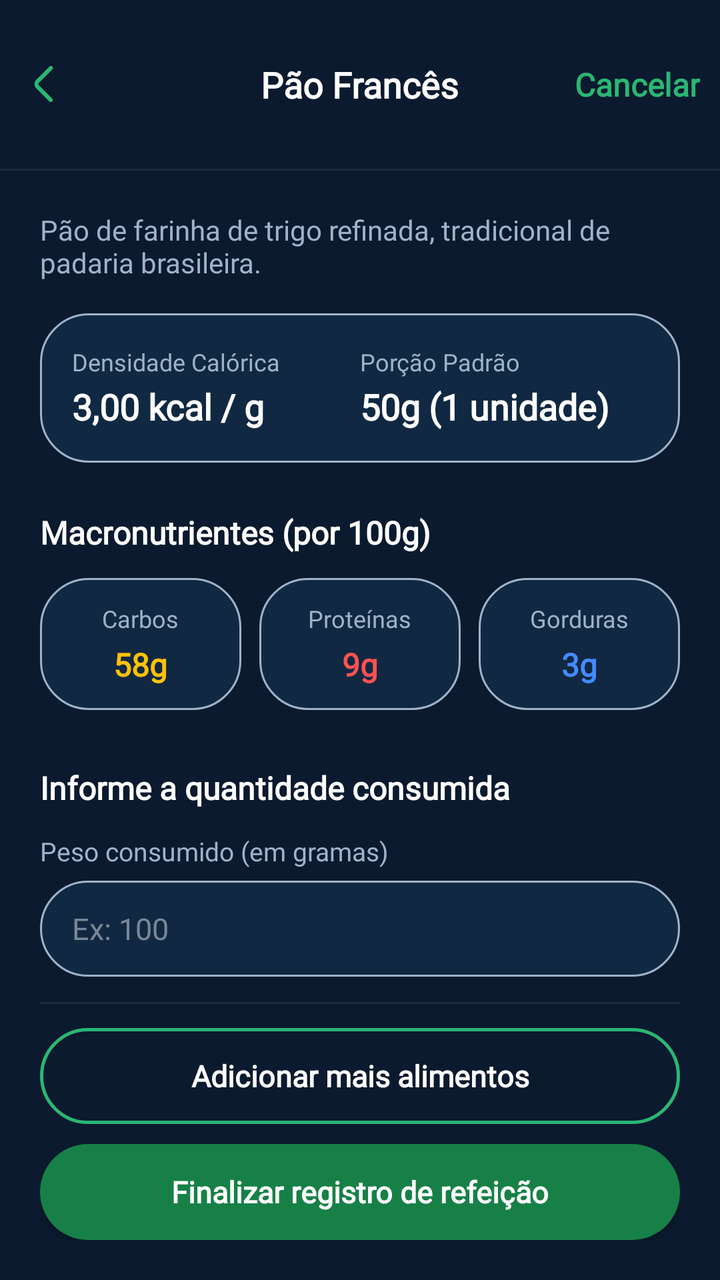
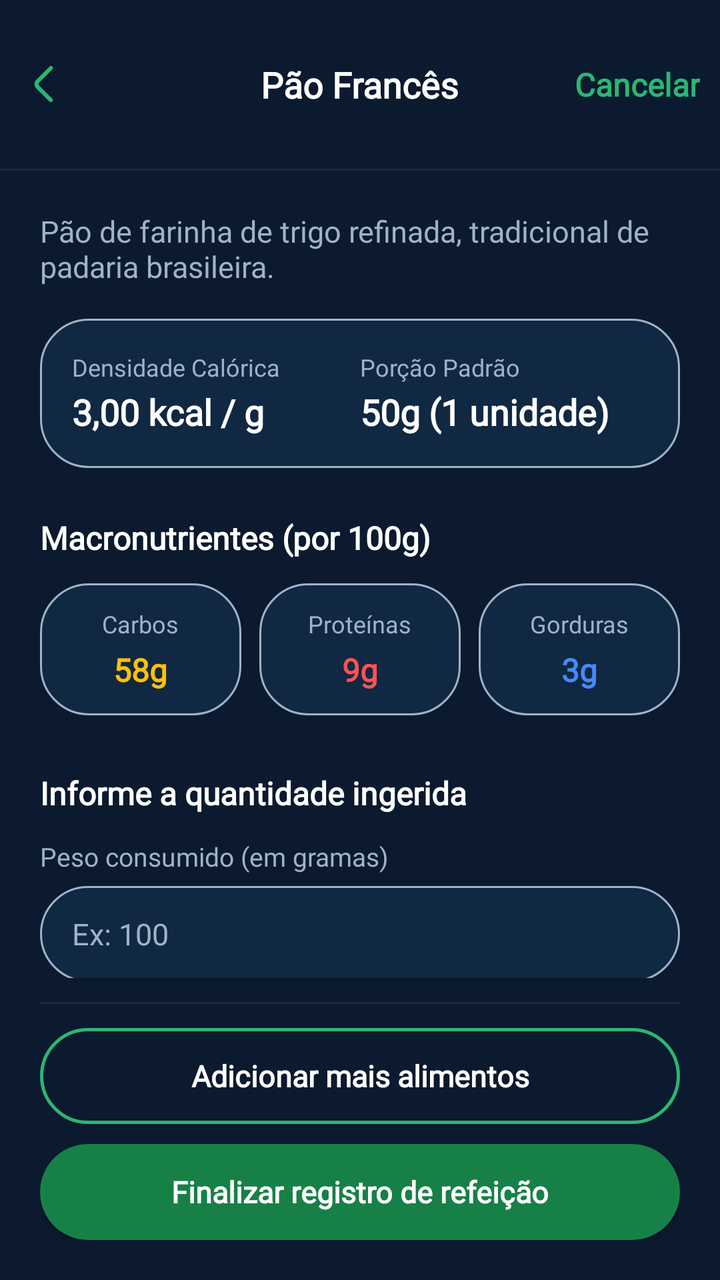

Compare the two renders of this Android layout. The source of the first and the diff that turns it into the second are given below.
<!-- AndroidManifest.xml: application theme Theme.VITA -->
<!-- res/layout/fragment_add.xml -->
<?xml version="1.0" encoding="utf-8"?>
<RelativeLayout xmlns:android="http://schemas.android.com/apk/res/android"
    xmlns:app="http://schemas.android.com/apk/res-auto"
    xmlns:tools="http://schemas.android.com/tools"
    android:layout_width="match_parent"
    android:layout_height="match_parent"
    android:background="@color/blue3">

    
    <RelativeLayout
        android:id="@+id/headerFixed"
        android:layout_width="match_parent"
        android:layout_height="wrap_content"
        android:layout_alignParentTop="true">

        <ImageView
            android:id="@+id/btnVoltar"
            android:layout_width="24dp"
            android:layout_height="24dp"
            android:layout_marginStart="10dp"
            android:layout_alignParentStart="true"
            android:layout_centerVertical="true"
            android:contentDescription="Voltar"
            android:src="@drawable/arrowprev"
            app:tint="@color/green2" />

        <TextView
            android:id="@+id/tvTituloAlimento"
            android:layout_width="wrap_content"
            android:layout_height="wrap_content"
            android:layout_centerInParent="true"
            android:fontFamily="@font/inter24_semibold"
            android:text="Pão Francês"
            android:textColor="@color/white"
            android:layout_marginTop="60dp"
            android:textSize="18sp"
            android:textStyle="bold" />

        <TextView
            android:id="@+id/btnCancelar"
            android:layout_width="wrap_content"
            android:layout_height="wrap_content"
            android:layout_alignParentEnd="true"
            android:layout_centerVertical="true"
            android:fontFamily="@font/inter24_medium"
            android:layout_marginEnd="10dp"
            android:text="Cancelar"
            android:textColor="@color/green2"
            android:textSize="16sp"
            android:textStyle="bold" />

    </RelativeLayout>

    <View
        android:id="@+id/dividerHeader"
        android:layout_width="match_parent"
        android:layout_height="1dp"
        android:layout_below="@id/headerFixed"
        android:background="#1E293B" />

    
    <androidx.core.widget.NestedScrollView
        android:layout_width="match_parent"
        android:layout_height="match_parent"
        android:layout_above="@id/footerButtons"
        android:layout_below="@id/dividerHeader"
        android:fillViewport="true">

        <LinearLayout
            android:layout_width="match_parent"
            android:layout_height="wrap_content"
            android:orientation="vertical"
            android:paddingHorizontal="20dp"
            android:paddingTop="20dp"
            android:paddingBottom="24dp">

            
            <TextView
                android:id="@+id/tvDescricaoCurta"
                android:layout_width="match_parent"
                android:layout_height="wrap_content"
                android:fontFamily="@font/inter24_regular"
                android:text="Pão de farinha de trigo refinada, tradicional de padaria brasileira."
                android:textColor="@color/grey2"
                android:textSize="14sp" />

            
            <LinearLayout
                android:layout_width="match_parent"
                android:layout_height="wrap_content"
                android:layout_marginTop="16dp"
                android:background="@drawable/bg_search_input"
                android:orientation="horizontal"
                android:padding="16dp">

                <LinearLayout
                    android:layout_width="0dp"
                    android:layout_height="wrap_content"
                    android:layout_weight="1"
                    android:orientation="vertical">

                    <TextView
                        android:layout_width="wrap_content"
                        android:layout_height="wrap_content"
                        android:fontFamily="@font/inter24_regular"
                        android:text="Densidade Calórica"
                        android:textColor="@color/grey2"
                        android:textSize="12sp" />

                    <TextView
                        android:id="@+id/tvCaloriasPorGrama"
                        android:layout_width="wrap_content"
                        android:layout_height="wrap_content"
                        android:layout_marginTop="2dp"
                        android:fontFamily="@font/inter24_bold"
                        android:text="3,00 kcal / g"
                        android:textColor="#FFFFFF"
                        android:textSize="18sp"
                        android:textStyle="bold" />
                </LinearLayout>

                <LinearLayout
                    android:layout_width="0dp"
                    android:layout_height="wrap_content"
                    android:layout_weight="1"
                    android:orientation="vertical">

                    <TextView
                        android:layout_width="wrap_content"
                        android:layout_height="wrap_content"
                        android:fontFamily="@font/inter24_regular"
                        android:text="Porção Padrão"
                        android:textColor="@color/grey2"
                        android:textSize="12sp" />

                    <TextView
                        android:id="@+id/tvPorcaoPadrao"
                        android:layout_width="wrap_content"
                        android:layout_height="wrap_content"
                        android:layout_marginTop="2dp"
                        android:fontFamily="@font/inter24_bold"
                        android:text="50g (1 unidade)"
                        android:textColor="#FFFFFF"
                        android:textSize="18sp"
                        android:textStyle="bold" />
                </LinearLayout>
            </LinearLayout>

            
            <TextView
                android:layout_width="wrap_content"
                android:layout_height="wrap_content"
                android:layout_marginTop="24dp"
                android:fontFamily="@font/inter24_semibold"
                android:text="Macronutrientes (por 100g)"
                android:textColor="#FFFFFF"
                android:textSize="16sp"
                android:textStyle="bold" />

            <LinearLayout
                android:layout_width="match_parent"
                android:layout_height="wrap_content"
                android:layout_marginTop="12dp"
                android:orientation="horizontal"
                android:weightSum="3">

                
                <LinearLayout
                    android:layout_width="0dp"
                    android:layout_height="wrap_content"
                    android:layout_marginEnd="6dp"
                    android:layout_weight="1"
                    android:background="@drawable/bg_search_input"
                    android:gravity="center"
                    android:orientation="vertical"
                    android:padding="12dp">

                    <TextView
                        android:layout_width="wrap_content"
                        android:layout_height="wrap_content"
                        android:fontFamily="@font/inter24_regular"
                        android:text="Carbos"
                        android:textColor="@color/grey2"
                        android:textSize="12sp" />

                    <TextView
                        android:id="@+id/tvCarboidratos"
                        android:layout_width="wrap_content"
                        android:layout_height="wrap_content"
                        android:layout_marginTop="4dp"
                        android:fontFamily="@font/inter24_bold"
                        android:text="58g"
                        android:textColor="#FFC107"
                        android:textSize="16sp"
                        android:textStyle="bold" />
                </LinearLayout>

                
                <LinearLayout
                    android:layout_width="0dp"
                    android:layout_height="wrap_content"
                    android:layout_marginHorizontal="3dp"
                    android:layout_weight="1"
                    android:background="@drawable/bg_search_input"
                    android:gravity="center"
                    android:orientation="vertical"
                    android:padding="12dp">

                    <TextView
                        android:layout_width="wrap_content"
                        android:layout_height="wrap_content"
                        android:fontFamily="@font/inter24_regular"
                        android:text="Proteínas"
                        android:textColor="@color/grey2"
                        android:textSize="12sp" />

                    <TextView
                        android:id="@+id/tvProteinas"
                        android:layout_width="wrap_content"
                        android:layout_height="wrap_content"
                        android:layout_marginTop="4dp"
                        android:fontFamily="@font/inter24_bold"
                        android:text="9g"
                        android:textColor="#FF5252"
                        android:textSize="16sp"
                        android:textStyle="bold" />
                </LinearLayout>

                
                <LinearLayout
                    android:layout_width="0dp"
                    android:layout_height="wrap_content"
                    android:layout_marginStart="6dp"
                    android:layout_weight="1"
                    android:background="@drawable/bg_search_input"
                    android:gravity="center"
                    android:orientation="vertical"
                    android:padding="12dp">

                    <TextView
                        android:layout_width="wrap_content"
                        android:layout_height="wrap_content"
                        android:fontFamily="@font/inter24_regular"
                        android:text="Gorduras"
                        android:textColor="@color/grey2"
                        android:textSize="12sp" />

                    <TextView
                        android:id="@+id/tvGorduras"
                        android:layout_width="wrap_content"
                        android:layout_height="wrap_content"
                        android:layout_marginTop="4dp"
                        android:fontFamily="@font/inter24_bold"
                        android:text="3g"
                        android:textColor="#448AFF"
                        android:textSize="16sp"
                        android:textStyle="bold" />
                </LinearLayout>
            </LinearLayout>

            
            <TextView
                android:layout_width="wrap_content"
                android:layout_height="wrap_content"
                android:layout_marginTop="28dp"
                android:fontFamily="@font/inter24_semibold"
                android:text="Informe a quantidade consumida"
                android:textColor="#FFFFFF"
                android:textSize="16sp"
                android:textStyle="bold" />

            
            <LinearLayout
                android:layout_width="match_parent"
                android:layout_height="wrap_content"
                android:layout_marginTop="12dp"
                android:orientation="vertical">

                <TextView
                    android:layout_width="wrap_content"
                    android:layout_height="wrap_content"
                    android:fontFamily="@font/inter24_regular"
                    android:text="Peso consumido (em gramas)"
                    android:textColor="@color/grey2"
                    android:textSize="13sp" />

                <LinearLayout
                    android:layout_width="match_parent"
                    android:layout_height="48dp"
                    android:layout_marginTop="6dp"
                    android:background="@drawable/bg_search_input"
                    android:gravity="center_vertical"
                    android:paddingHorizontal="16dp">

                    <EditText
                        android:id="@+id/etGramas"
                        android:layout_width="match_parent"
                        android:layout_height="match_parent"
                        android:background="@null"
                        android:fontFamily="@font/inter24_regular"
                        android:hint="Ex: 100"
                        android:inputType="numberDecimal"
                        android:textColor="#FFFFFF"
                        android:textColorHint="@color/grey"
                        android:textSize="15sp" />
                </LinearLayout>
            </LinearLayout>

            
            <LinearLayout
                android:layout_width="match_parent"
                android:layout_height="wrap_content"
                android:layout_marginTop="16dp"
                android:orientation="vertical">

                <TextView
                    android:layout_width="wrap_content"
                    android:layout_height="wrap_content"
                    android:fontFamily="@font/inter24_regular"
                    android:text="Ou informe em Unidades / Porções"
                    android:textColor="@color/grey2"
                    android:textSize="13sp" />

                <LinearLayout
                    android:layout_width="match_parent"
                    android:layout_height="48dp"
                    android:layout_marginTop="6dp"
                    android:background="@drawable/bg_search_input"
                    android:gravity="center_vertical"
                    android:paddingHorizontal="16dp">

                    <EditText
                        android:id="@+id/etUnidades"
                        android:layout_width="match_parent"
                        android:layout_height="match_parent"
                        android:background="@null"
                        android:fontFamily="@font/inter24_regular"
                        android:hint="Ex: 2 (unidades)"
                        android:inputType="numberDecimal"
                        android:textColor="#FFFFFF"
                        android:textColorHint="@color/grey"
                        android:textSize="15sp" />
                </LinearLayout>
            </LinearLayout>

        </LinearLayout>
    </androidx.core.widget.NestedScrollView>

    
    <LinearLayout
        android:id="@+id/footerButtons"
        android:layout_width="match_parent"
        android:layout_height="wrap_content"
        android:layout_alignParentBottom="true"
        android:background="@color/blue3"
        android:orientation="vertical"
        android:paddingHorizontal="20dp"
        android:paddingTop="12dp"
        android:paddingBottom="20dp">

        <View
            android:layout_width="match_parent"
            android:layout_height="1dp"
            android:layout_marginBottom="12dp"
            android:background="#1E293B" />

        
        <androidx.appcompat.widget.AppCompatButton
            android:id="@+id/btnAdicionarMais"
            android:layout_width="match_parent"
            android:layout_height="48dp"
            android:background="@drawable/bg_button_secondary"
            android:fontFamily="@font/inter24_bold"
            android:text="Adicionar mais alimentos"
            android:textAllCaps="false"
            android:textColor="@color/white"
            android:textSize="15sp"
            android:textStyle="bold" />

        
        <androidx.appcompat.widget.AppCompatButton
            android:id="@+id/btnFinalizarRegistro"
            android:layout_width="match_parent"
            android:layout_height="48dp"
            android:layout_marginTop="10dp"
            android:background="@drawable/bg_button_primary"
            android:fontFamily="@font/inter24_bold"
            android:text="Finalizar registro de refeição"
            android:textAllCaps="false"
            android:textColor="@color/white"
            android:textSize="15sp"
            android:textStyle="bold" />
    </LinearLayout>

</RelativeLayout>
<!-- resources referenced by this layout -->
<resources>
  <color name="blue3">#0B1A2E</color>
  <color name="green2">#2BB673</color>
  <color name="grey">#798797</color>
  <color name="grey2">#9FB3C8</color>
  <color name="white">#FFFFFFFF</color>
  <!-- drawable arrowprev (drawable) -->
  <vector xmlns:android="http://schemas.android.com/apk/res/android" android:height="24dp" android:viewportHeight="24" android:viewportWidth="24" android:width="24dp">
  
      <path android:fillColor="#0F0F0F" android:pathData="M16.18,3.269C15.789,2.878 15.156,2.878 14.765,3.269L8.121,9.913C6.95,11.085 6.949,12.983 8.12,14.155L14.69,20.73C15.081,21.121 15.714,21.121 16.104,20.73C16.495,20.34 16.495,19.707 16.104,19.316L9.532,12.744C9.142,12.354 9.142,11.72 9.532,11.33L16.18,4.683C16.57,4.292 16.57,3.659 16.18,3.269Z"/>
  
  </vector>
  <!-- drawable bg_button_primary (drawable) -->
  <?xml version="1.0" encoding="utf-8"?>
  <shape xmlns:android="http://schemas.android.com/apk/res/android">
      <solid android:color="@color/green1" />
      <corners android:radius="24dp" />
  </shape>
  <!-- drawable bg_button_secondary (drawable) -->
  <?xml version="1.0" encoding="utf-8"?>
  <shape xmlns:android="http://schemas.android.com/apk/res/android">
      <solid android:color="@android:color/transparent" />
      <corners android:radius="24dp" />
      <stroke android:width="1.5dp" android:color="@color/green2" />
  </shape>
  <!-- drawable bg_search_input (drawable) -->
  <?xml version="1.0" encoding="utf-8"?>
  <shape xmlns:android="http://schemas.android.com/apk/res/android">
      <solid android:color="@color/blue4" />
      <corners android:radius="24dp" />
      <stroke android:width="1dp" android:color="@color/grey2" />
  </shape>
  <style name="Theme.VITA" parent="Base.Theme.VITA" />
  <color name="green1">#178047</color>
  <color name="blue4">#112842</color>
  <style name="Base.Theme.VITA" parent="Theme.Material3.DayNight.NoActionBar">
          
          
      </style>
</resources>

<!-- the commit's change to res/layout/fragment_add.xml (unified diff, before → after) -->
@@ -20,7 +20,7 @@
             android:layout_marginStart="10dp"
             android:layout_alignParentStart="true"
             android:layout_centerVertical="true"
-            android:contentDescription="Voltar"
+            android:contentDescription="@string/voltar"
             android:src="@drawable/arrowprev"
             app:tint="@color/green2" />
 
@@ -30,7 +30,7 @@
             android:layout_height="wrap_content"
             android:layout_centerInParent="true"
             android:fontFamily="@font/inter24_semibold"
-            android:text="Pão Francês"
+            android:text="@string/comida_add"
             android:textColor="@color/white"
             android:layout_marginTop="60dp"
             android:textSize="18sp"
@@ -44,7 +44,7 @@
             android:layout_centerVertical="true"
             android:fontFamily="@font/inter24_medium"
             android:layout_marginEnd="10dp"
-            android:text="Cancelar"
+            android:text="@string/cancel"
             android:textColor="@color/green2"
             android:textSize="16sp"
             android:textStyle="bold" />
@@ -56,7 +56,7 @@
         android:layout_width="match_parent"
         android:layout_height="1dp"
         android:layout_below="@id/headerFixed"
-        android:background="#1E293B" />
+        android:background="@color/blue11" />
 
     
     <androidx.core.widget.NestedScrollView
@@ -80,9 +80,9 @@
                 android:layout_width="match_parent"
                 android:layout_height="wrap_content"
                 android:fontFamily="@font/inter24_regular"
-                android:text="Pão de farinha de trigo refinada, tradicional de padaria brasileira."
+                android:text="@string/food_desc"
                 android:textColor="@color/grey2"
-                android:textSize="14sp" />
+                android:textSize="15sp" />
 
             
             <LinearLayout
@@ -103,7 +103,7 @@
                         android:layout_width="wrap_content"
                         android:layout_height="wrap_content"
                         android:fontFamily="@font/inter24_regular"
-                        android:text="Densidade Calórica"
+                        android:text="@string/densidade"
                         android:textColor="@color/grey2"
                         android:textSize="12sp" />
 
@@ -113,8 +113,8 @@
                         android:layout_height="wrap_content"
                         android:layout_marginTop="2dp"
                         android:fontFamily="@font/inter24_bold"
-                        android:text="3,00 kcal / g"
-                        android:textColor="#FFFFFF"
+                        android:text="@string/densidade_value"
+                        android:textColor="@color/white"
                         android:textSize="18sp"
                         android:textStyle="bold" />
                 </LinearLayout>
@@ -129,7 +129,7 @@
                         android:layout_width="wrap_content"
                         android:layout_height="wrap_content"
                         android:fontFamily="@font/inter24_regular"
-                        android:text="Porção Padrão"
+                        android:text="@string/porcao"
                         android:textColor="@color/grey2"
                         android:textSize="12sp" />
 
@@ -139,8 +139,8 @@
                         android:layout_height="wrap_content"
                         android:layout_marginTop="2dp"
                         android:fontFamily="@font/inter24_bold"
-                        android:text="50g (1 unidade)"
-                        android:textColor="#FFFFFF"
+                        android:text="@string/porcao_value"
+                        android:textColor="@color/white"
                         android:textSize="18sp"
                         android:textStyle="bold" />
                 </LinearLayout>
@@ -152,8 +152,8 @@
                 android:layout_height="wrap_content"
                 android:layout_marginTop="24dp"
                 android:fontFamily="@font/inter24_semibold"
-                android:text="Macronutrientes (por 100g)"
-                android:textColor="#FFFFFF"
+                android:text="@string/macro100"
+                android:textColor="@color/white"
                 android:textSize="16sp"
                 android:textStyle="bold" />
 
@@ -179,7 +179,7 @@
                         android:layout_width="wrap_content"
                         android:layout_height="wrap_content"
                         android:fontFamily="@font/inter24_regular"
-                        android:text="Carbos"
+                        android:text="@string/carb"
                         android:textColor="@color/grey2"
                         android:textSize="12sp" />
 
@@ -189,8 +189,8 @@
                         android:layout_height="wrap_content"
                         android:layout_marginTop="4dp"
                         android:fontFamily="@font/inter24_bold"
-                        android:text="58g"
-                        android:textColor="#FFC107"
+                        android:text="@string/carb_value"
+                        android:textColor="@color/yellow"
                         android:textSize="16sp"
                         android:textStyle="bold" />
                 </LinearLayout>
@@ -210,7 +210,7 @@
                         android:layout_width="wrap_content"
                         android:layout_height="wrap_content"
                         android:fontFamily="@font/inter24_regular"
-                        android:text="Proteínas"
+                        android:text="@string/prot"
                         android:textColor="@color/grey2"
                         android:textSize="12sp" />
 
@@ -220,8 +220,8 @@
                         android:layout_height="wrap_content"
                         android:layout_marginTop="4dp"
                         android:fontFamily="@font/inter24_bold"
-                        android:text="9g"
-                        android:textColor="#FF5252"
+                        android:text="@string/prot_value"
+                        android:textColor="@color/red"
                         android:textSize="16sp"
                         android:textStyle="bold" />
                 </LinearLayout>
@@ -241,7 +241,7 @@
                         android:layout_width="wrap_content"
                         android:layout_height="wrap_content"
                         android:fontFamily="@font/inter24_regular"
-                        android:text="Gorduras"
+                        android:text="@string/gord"
                         android:textColor="@color/grey2"
                         android:textSize="12sp" />
 
@@ -251,8 +251,8 @@
                         android:layout_height="wrap_content"
                         android:layout_marginTop="4dp"
                         android:fontFamily="@font/inter24_bold"
-                        android:text="3g"
-                        android:textColor="#448AFF"
+                        android:text="@string/gord_value"
+                        android:textColor="@color/bluelight"
                         android:textSize="16sp"
                         android:textStyle="bold" />
                 </LinearLayout>
@@ -264,8 +264,8 @@
                 android:layout_height="wrap_content"
                 android:layout_marginTop="28dp"
                 android:fontFamily="@font/inter24_semibold"
-                android:text="Informe a quantidade consumida"
-                android:textColor="#FFFFFF"
+                android:text="@string/insert_consume"
+                android:textColor="@color/white"
                 android:textSize="16sp"
                 android:textStyle="bold" />
 
@@ -280,7 +280,7 @@
                     android:layout_width="wrap_content"
                     android:layout_height="wrap_content"
                     android:fontFamily="@font/inter24_regular"
-                    android:text="Peso consumido (em gramas)"
+                    android:text="@string/weight_consumed"
                     android:textColor="@color/grey2"
                     android:textSize="13sp" />
 
@@ -298,10 +298,10 @@
                         android:layout_height="match_parent"
                         android:background="@null"
                         android:fontFamily="@font/inter24_regular"
-                        android:hint="Ex: 100"
+                        android:hint="@string/weight_hint"
                         android:inputType="numberDecimal"
-                        android:textColor="#FFFFFF"
-                        android:textColorHint="@color/grey"
+                        android:textColor="@color/white"
+                        android:textColorHint="@color/grey2"
                         android:textSize="15sp" />
                 </LinearLayout>
             </LinearLayout>
@@ -317,7 +317,7 @@
                     android:layout_width="wrap_content"
                     android:layout_height="wrap_content"
                     android:fontFamily="@font/inter24_regular"
-                    android:text="Ou informe em Unidades / Porções"
+                    android:text="@string/porcao_consume"
                     android:textColor="@color/grey2"
                     android:textSize="13sp" />
 
@@ -335,10 +335,10 @@
                         android:layout_height="match_parent"
                         android:background="@null"
                         android:fontFamily="@font/inter24_regular"
-                        android:hint="Ex: 2 (unidades)"
+                        android:hint="@string/porcao_hint"
                         android:inputType="numberDecimal"
-                        android:textColor="#FFFFFF"
-                        android:textColorHint="@color/grey"
+                        android:textColor="@color/white"
+                        android:textColorHint="@color/grey2"
                         android:textSize="15sp" />
                 </LinearLayout>
             </LinearLayout>
@@ -362,7 +362,7 @@
             android:layout_width="match_parent"
             android:layout_height="1dp"
             android:layout_marginBottom="12dp"
-            android:background="#1E293B" />
+            android:background="@color/blue11" />
 
         
         <androidx.appcompat.widget.AppCompatButton
@@ -371,7 +371,7 @@
             android:layout_height="48dp"
             android:background="@drawable/bg_button_secondary"
             android:fontFamily="@font/inter24_bold"
-            android:text="Adicionar mais alimentos"
+            android:text="@string/add_more_food"
             android:textAllCaps="false"
             android:textColor="@color/white"
             android:textSize="15sp"
@@ -385,7 +385,7 @@
             android:layout_marginTop="10dp"
             android:background="@drawable/bg_button_primary"
             android:fontFamily="@font/inter24_bold"
-            android:text="Finalizar registro de refeição"
+            android:text="@string/end_register"
             android:textAllCaps="false"
             android:textColor="@color/white"
             android:textSize="15sp"
<!-- resource entries referenced after the edit -->
@@ -1,14 +1,17 @@
 <!-- resources referenced by this layout -->
 <resources>
+  <color name="blue11">#1E293B</color>
   <color name="blue3">#0B1A2E</color>
+  <color name="bluelight">#448AFF</color>
   <color name="green2">#2BB673</color>
-  <color name="grey">#798797</color>
   <color name="grey2">#9FB3C8</color>
+  <color name="red">#FF5252</color>
   <color name="white">#FFFFFFFF</color>
+  <color name="yellow">#FFC107</color>
   <!-- drawable arrowprev (drawable) -->
   <vector xmlns:android="http://schemas.android.com/apk/res/android" android:height="24dp" android:viewportHeight="24" android:viewportWidth="24" android:width="24dp">
   
-      <path android:fillColor="#0F0F0F" android:pathData="M16.18,3.269C15.789,2.878 15.156,2.878 14.765,3.269L8.121,9.913C6.95,11.085 6.949,12.983 8.12,14.155L14.69,20.73C15.081,21.121 15.714,21.121 16.104,20.73C16.495,20.34 16.495,19.707 16.104,19.316L9.532,12.744C9.142,12.354 9.142,11.72 9.532,11.33L16.18,4.683C16.57,4.292 16.57,3.659 16.18,3.269Z"/>
+      <path android:fillColor="@color/black" android:pathData="M16.18,3.269C15.789,2.878 15.156,2.878 14.765,3.269L8.121,9.913C6.95,11.085 6.949,12.983 8.12,14.155L14.69,20.73C15.081,21.121 15.714,21.121 16.104,20.73C16.495,20.34 16.495,19.707 16.104,19.316L9.532,12.744C9.142,12.354 9.142,11.72 9.532,11.33L16.18,4.683C16.57,4.292 16.57,3.659 16.18,3.269Z"/>
   
   </vector>
   <!-- drawable bg_button_primary (drawable) -->
@@ -31,7 +34,30 @@
       <corners android:radius="24dp" />
       <stroke android:width="1dp" android:color="@color/grey2" />
   </shape>
+  <string name="add_more_food">Adicionar mais alimentos</string>
+  <string name="cancel">Cancelar</string>
+  <string name="carb">Carbos</string>
+  <string name="carb_value">58g</string>
+  <string name="comida_add">Pão Francês</string>
+  <string name="densidade">Densidade Calórica</string>
+  <string name="densidade_value">3,00 kcal / g</string>
+  <string name="end_register">Finalizar registro de refeição</string>
+  <string name="food_desc">Pão de farinha de trigo refinada, tradicional de padaria brasileira.</string>
+  <string name="gord">Gorduras</string>
+  <string name="gord_value">3g</string>
+  <string name="insert_consume">Informe a quantidade ingerida</string>
+  <string name="macro100">Macronutrientes (por 100g)</string>
+  <string name="porcao">Porção Padrão</string>
+  <string name="porcao_consume">Ou informe em Unidades / Porções</string>
+  <string name="porcao_hint">Ex: 2 (unidades)</string>
+  <string name="porcao_value">50g (1 unidade)</string>
+  <string name="prot">Proteínas</string>
+  <string name="prot_value">9g</string>
+  <string name="voltar">Voltar</string>
+  <string name="weight_consumed">Peso consumido (em gramas)</string>
+  <string name="weight_hint">Ex: 100</string>
   <style name="Theme.VITA" parent="Base.Theme.VITA" />
+  <color name="black">#FF000000</color>
   <color name="green1">#178047</color>
   <color name="blue4">#112842</color>
   <style name="Base.Theme.VITA" parent="Theme.Material3.DayNight.NoActionBar">
